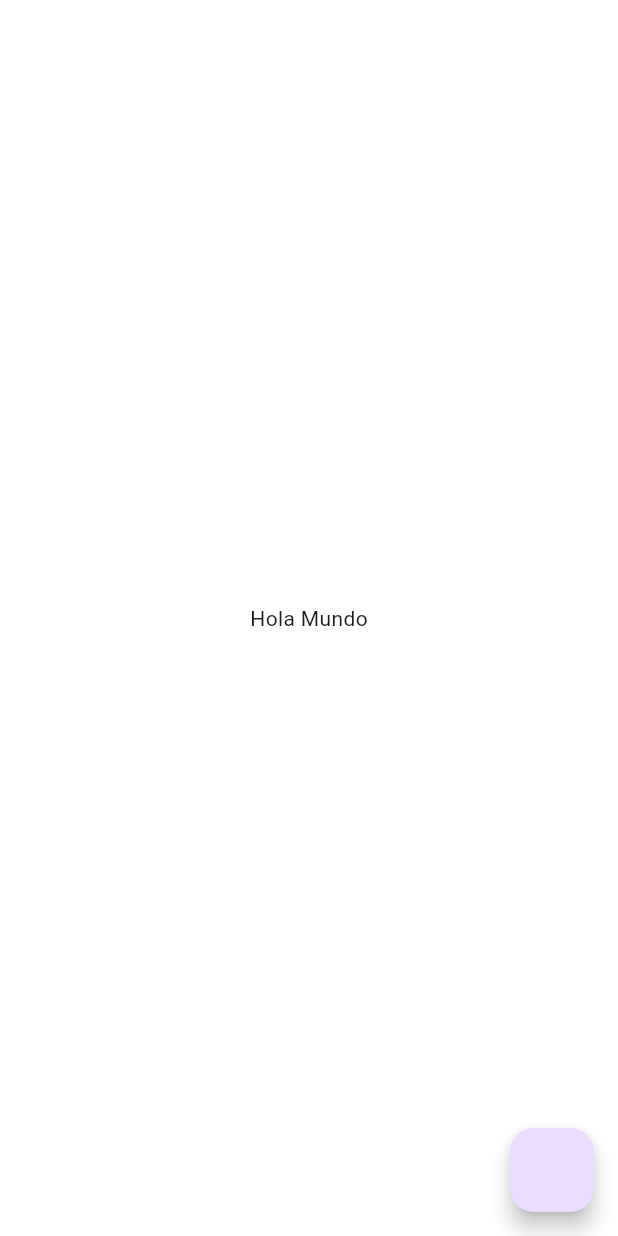
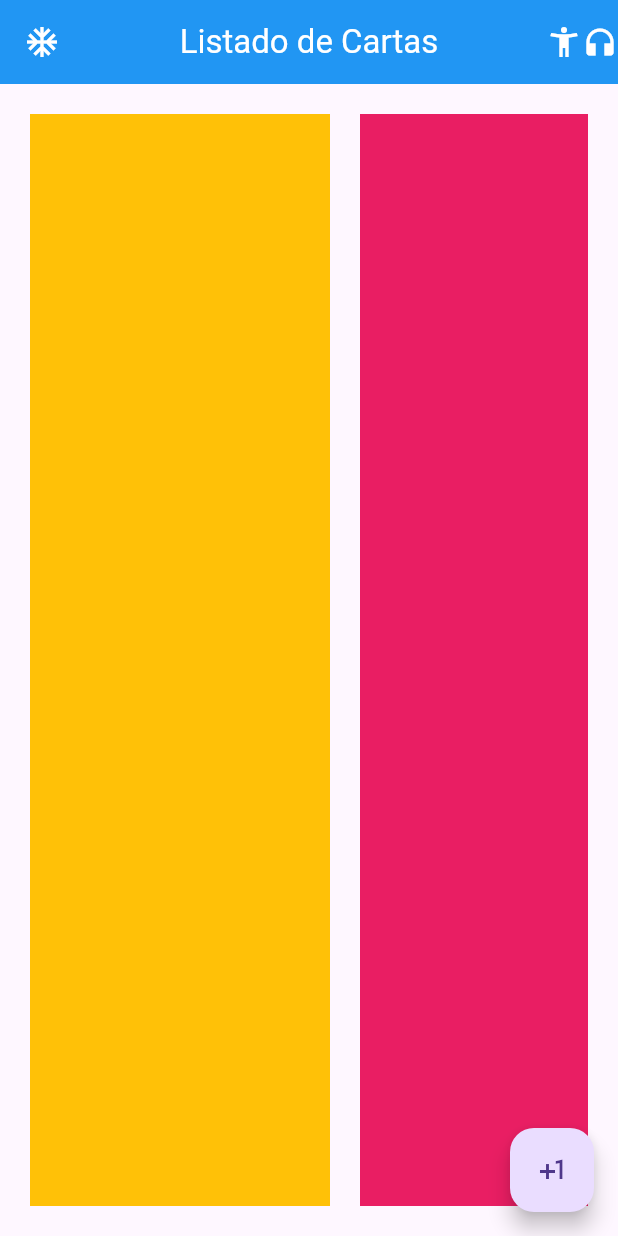
Before and after one commit to Enrique-Flutteracdemy/flutter_explication_ef, a Flutter app: the screen it shows after launch, on a phone screen of 412 x 824 dp. Run offline on Flutter 3.47's test engine with Material 3 defaults, Android fonts, the phone set to English and light mode, and no system bars.

Commit message:
card explications

```diff
--- a/lib/main.dart
+++ b/lib/main.dart
@@ -1,4 +1,5 @@
 import 'package:flutter/material.dart';
+import 'package:flutter_explication_ef/pages/card_page.dart';
 import 'package:flutter_explication_ef/pages/home_page.dart';
 
 void main() {
@@ -11,7 +12,7 @@ class MainApp extends StatelessWidget {
   @override
   Widget build(BuildContext context) {
     return const MaterialApp(
-      home: HomePage(),
+      home: CardPage(),
     );
   }
 }
--- /dev/null
+++ b/lib/pages/card_page.dart
@@ -0,0 +1,100 @@
+import 'package:flutter/material.dart';
+
+class CardPage extends StatelessWidget {
+  const CardPage({super.key});
+
+  @override
+  Widget build(BuildContext context) {
+    return Scaffold(
+      floatingActionButton: FloatingActionButton(
+        onPressed: () {},
+        child: const Icon(
+          Icons.plus_one,
+        ),
+      ),
+      appBar: AppBar(
+        centerTitle: true,
+        backgroundColor: Colors.blue,
+        title: Text(
+          "Listado de Cartas",
+          style: TextStyle(
+            color: Colors.white,
+          ),
+        ),
+        leading: Icon(
+          Icons.ac_unit,
+          color: Colors.white,
+        ),
+        actions: [
+          Icon(
+            Icons.accessibility_new_sharp,
+            color: Colors.white,
+          ),
+          Icon(
+            Icons.headphones,
+            color: Colors.white,
+          ),
+        ],
+      ),
+      body: Padding(
+        padding: const EdgeInsets.all(20),
+        child:
+
+            //  ListView(
+            //   // mainAxisAlignment: MainAxisAlignment.center,
+            //   // crossAxisAlignment: CrossAxisAlignment.start,
+            //   children: [
+            //     Container(
+            //       height: 200,
+            //       width: double.infinity,
+            //       color: Colors.amber,
+            //     ),
+            //     SizedBox(
+            //       height: 20,
+            //     ),
+            //     Container(
+            //       height: 200,
+            //       width: double.infinity,
+            //       color: Colors.pink,
+            //     ),
+            //     SizedBox(
+            //       height: 20,
+            //     ),
+            //     Container(
+            //       height: 200,
+            //       width: double.infinity,
+            //       color: Colors.pink,
+            //     ),
+            //   ],
+            // ),
+
+            ListView(
+          scrollDirection: Axis.horizontal,
+          children: [
+            Container(
+              height: double.infinity,
+              width: 200,
+              color: Colors.amber,
+            ),
+            const SizedBox(
+              width: 20,
+            ),
+            Container(
+              height: double.infinity,
+              width: 200,
+              color: Colors.pink,
+            ),
+            const SizedBox(
+              width: 20,
+            ),
+            Container(
+              height: double.infinity,
+              width: 200,
+              color: Colors.pink,
+            ),
+          ],
+        ),
+      ),
+    );
+  }
+}
```
